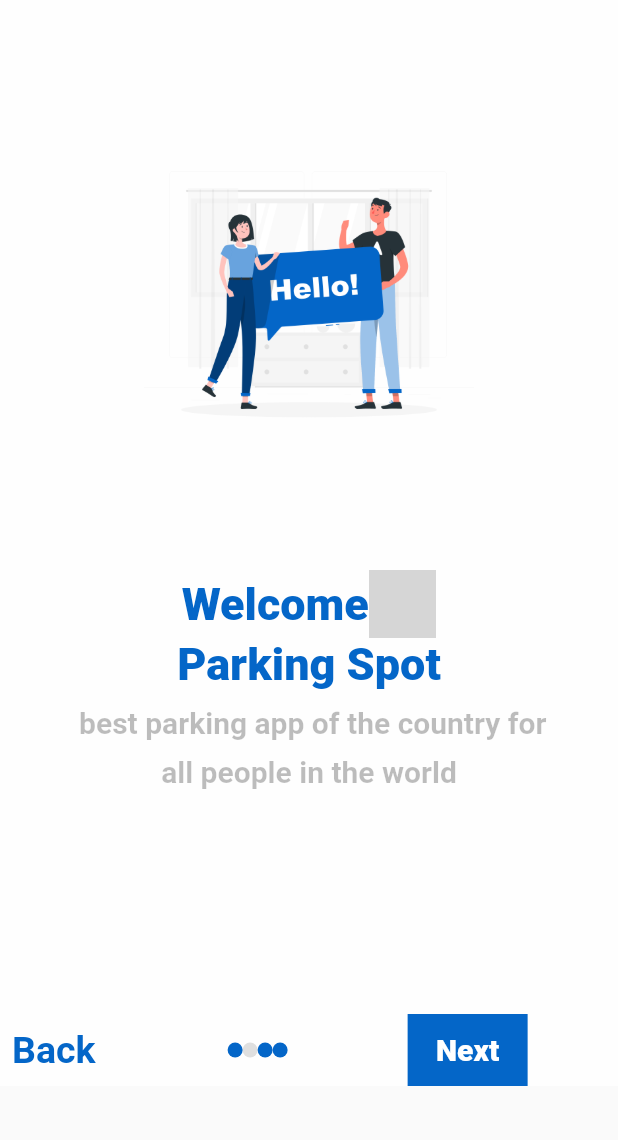
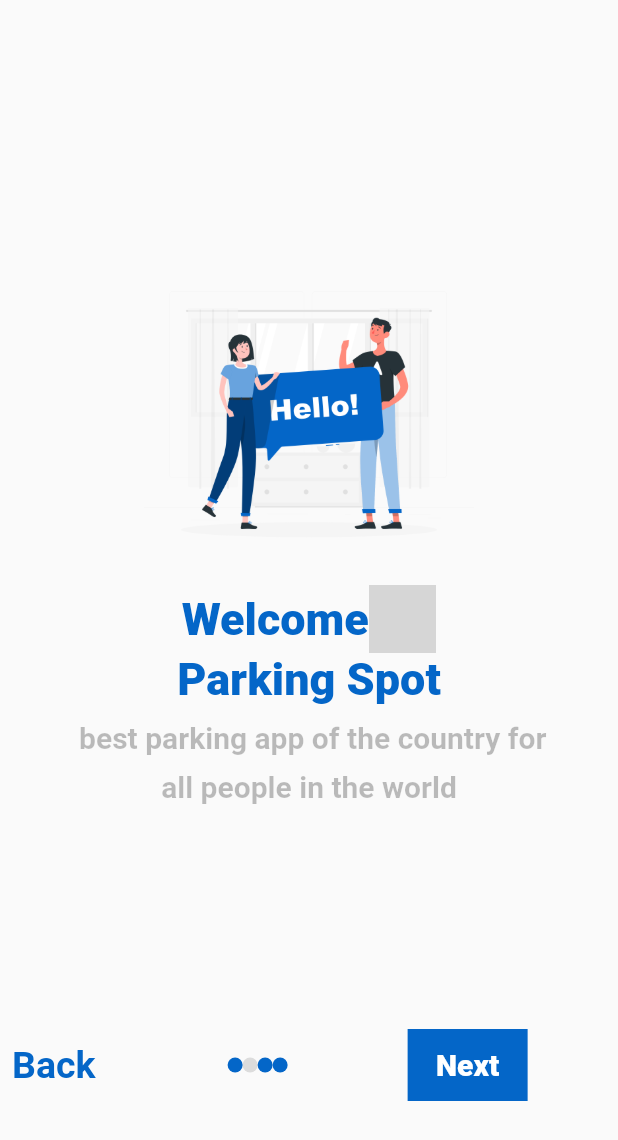
Before and after one commit to nadabadr27/smartparking, a Flutter app: the welcome screen opened directly, on a phone screen of 412 x 824 dp. Shown: the top 1140 px of the screen. Run offline on Flutter 3.47's test engine with Material 2 defaults, Android fonts, the phone set to English and light mode, and no system bars; grey boxes are pictures that could not be loaded.

Commit message:
Update welcome.dart

```diff
--- a/lib/modules/welcomepage/welcome/welcome.dart
+++ b/lib/modules/welcomepage/welcome/welcome.dart
@@ -1,4 +1,3 @@
-import 'package:flutter/cupertino.dart';
 import 'package:flutter/material.dart';
 import 'package:smartparking/component/component.dart';
 import 'package:smartparking/constant/constant.dart';
@@ -11,19 +10,13 @@ class welcome extends StatelessWidget {
 
       body:
     Container(
-      color: Colors.white70,
-      child: SingleChildScrollView(
-        scrollDirection: Axis.vertical,
-
       child: Padding(
-          padding: EdgeInsets.only(top: 90),
+        padding: EdgeInsets.only(top: 80),
         child: Column(
         mainAxisAlignment: MainAxisAlignment.center,
         children: [
         assetimage(image: 'assets/images/Hello-rafiki.png'),
-          Padding(
-            padding: const EdgeInsets.only(top: 70),
-            child: Column(
+        Column(
           children: [
             Row(
               crossAxisAlignment: CrossAxisAlignment.center,
@@ -40,7 +33,6 @@ class welcome extends StatelessWidget {
             ),
             text(text: 'Parking Spot',weight: FontWeight.w900,size: 30,color: blue),
           ],
-            ),
         ),
         SizedBox(
           height: 10,
@@ -59,6 +51,10 @@ class welcome extends StatelessWidget {
 
         Padding(
           padding: const EdgeInsets.only(top: 80),
+          child: Container(
+
+            child: Align(
+              alignment: Alignment.bottomCenter,
               child: Row(
               children: [
               textBottom(text: 'Back', function:(){
@@ -82,9 +78,10 @@ class welcome extends StatelessWidget {
 
               ],
               ),
+            ),
+          ),
         )
         ],
-          ),
         ),
       ),
     ) ,
```
Lines whose indentation alone changed are shown as unchanged.
